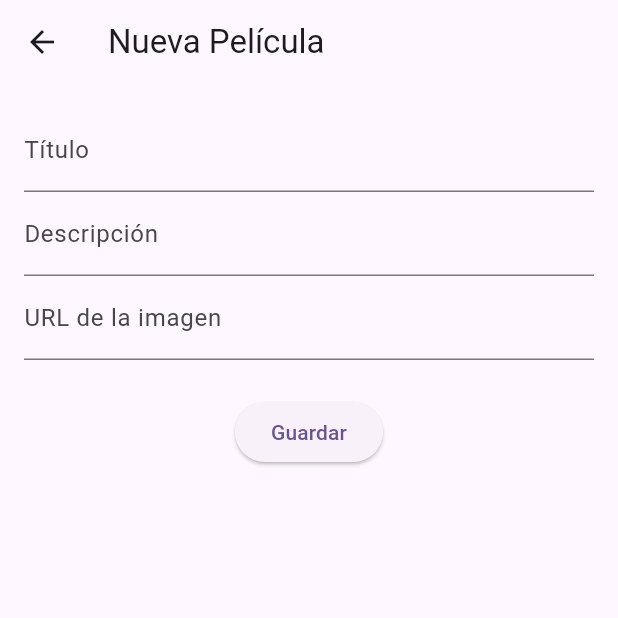
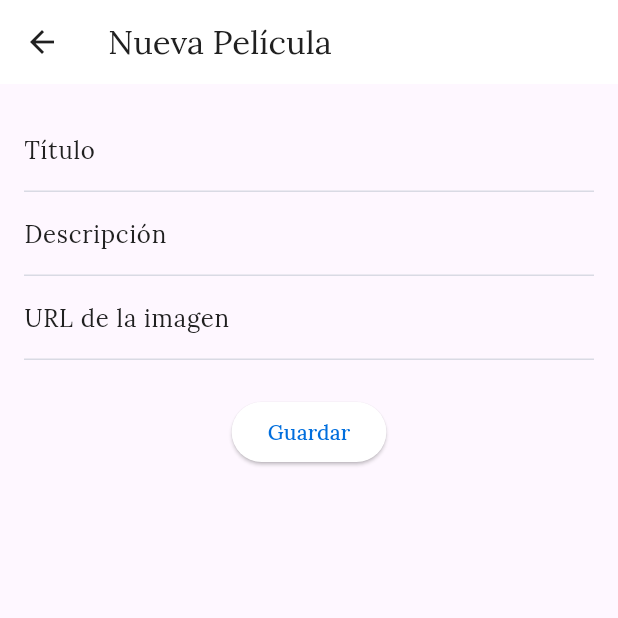
Before and after one commit to Ossyyrr/uponorflix, a Flutter app: the screen it shows after launch, after a tap on the "add" icon, on a phone screen of 412 x 824 dp, the top half of it. Run offline on Flutter 3.47's test engine with Material 3 defaults, Android fonts, the phone set to English and light mode, and no system bars; our stand-ins replace cloud_firestore, firebase_core, google_fonts; accounts and stored records are empty.

Commit message:
Wrap for list of movies and theme

```diff
--- a/lib/app.dart
+++ b/lib/app.dart
@@ -1,5 +1,6 @@
 import 'package:flutter/material.dart';
 import 'package:uponorflix/layout/home/home_screen.dart';
+import 'package:uponorflix/layout/utils/app_theme.dart';
 
 class App extends StatelessWidget {
   const App({super.key});
@@ -8,9 +9,8 @@ class App extends StatelessWidget {
   Widget build(BuildContext context) {
     return MaterialApp(
       title: 'UponorFlix',
-      theme: ThemeData(
-        colorScheme: ColorScheme.fromSeed(seedColor: Colors.deepPurple),
-      ),
+      theme: AppTheme.lightTheme(),
+      darkTheme: AppTheme.darkTheme(),
       home: const HomeScreen(title: 'UponorFlix'),
     );
   }
--- a/lib/layout/home/widget/home_screen_app_bar.dart
+++ b/lib/layout/home/widget/home_screen_app_bar.dart
@@ -47,8 +47,8 @@ class HomeScreenAppBar extends StatelessWidget {
               decoration: BoxDecoration(
                 gradient: LinearGradient(
                   colors: [
-                    Colors.black.withOpacity(0.6),
-                    Theme.of(context).colorScheme.primary.withOpacity(0.4),
+                    Colors.black.withAlpha(60),
+                    Theme.of(context).colorScheme.primary.withAlpha(130),
                   ],
                   begin: Alignment.topCenter,
                   end: Alignment.bottomCenter,
--- a/lib/layout/movieFormScreen/movie_form_screen.dart
+++ b/lib/layout/movieFormScreen/movie_form_screen.dart
@@ -21,7 +21,8 @@ class _MovieFormScreenState extends State<MovieFormScreen> {
   void _addTestMovie() {
     final movie = Movie(
       title: 'Nueva Película',
-      description: 'Descripción de ejemplo',
+      description:
+          'Descripción de ejemplo Descripción de ejemplo Descripción de ejemplo Descripción de ejemplo Descripción de ejemplo Descripción de ejemplo Descripción de ejemplo Descripción de ejemplo',
       imageUrl:
           'https://ih1.redbubble.net/image.4598241582.6557/st,small,507x507-pad,600x600,f8f8f8.jpg',
     );
--- /dev/null
+++ b/lib/layout/utils/app_theme.dart
@@ -0,0 +1,47 @@
+import 'package:flutter/material.dart';
+import 'package:google_fonts/google_fonts.dart';
+
+class AppTheme {
+  static TextTheme _buildTextTheme(ColorScheme colorScheme) {
+    return GoogleFonts.loraTextTheme().apply(
+      bodyColor: colorScheme.onSurface,
+      displayColor: colorScheme.onSurface,
+    );
+  }
+
+  static ThemeData lightTheme() {
+    final colorScheme = ColorScheme.light(
+      primary: Color.fromARGB(255, 0, 110, 221),
+      secondary: Color.fromARGB(255, 111, 186, 113),
+      tertiary: const Color.fromARGB(255, 255, 0, 238),
+      onPrimary: Colors.white,
+      surface: Colors.white,
+      onSurface: const Color.fromARGB(255, 32, 32, 32),
+      surfaceBright: Colors.black,
+      outline: Colors.blueGrey.withAlpha(60),
+    );
+
+    return ThemeData.light().copyWith(
+      colorScheme: colorScheme,
+      textTheme: _buildTextTheme(colorScheme),
+    );
+  }
+
+  static ThemeData darkTheme() {
+    final colorScheme = ColorScheme.dark(
+      primary: Colors.pink.shade400,
+      secondary: Colors.purple.shade400,
+      tertiary: const Color.fromARGB(255, 0, 16, 163),
+      onPrimary: Colors.white,
+      surface: Colors.black,
+      onSurface: const Color.fromARGB(255, 226, 226, 226),
+      surfaceBright: Color.fromARGB(255, 255, 218, 108),
+      outline: const Color.fromARGB(255, 141, 198, 226).withAlpha(70),
+    );
+
+    return ThemeData.dark().copyWith(
+      colorScheme: colorScheme,
+      textTheme: _buildTextTheme(colorScheme),
+    );
+  }
+}
--- a/pubspec.yaml
+++ b/pubspec.yaml
@@ -36,6 +36,7 @@ dependencies:
   cupertino_icons: ^1.0.8
   firebase_core: ^3.14.0
   cloud_firestore: ^5.6.9
+  google_fonts: ^6.2.1
 
 dev_dependencies:
   flutter_test:
```
Also changed, not shown: lib/layout/home/home_screen.dart (+8 -1 lines), lib/layout/home/widget/movie_list.dart (+14 -1 lines), lib/layout/home/widget/movie_list_tile.dart (+107 -18 lines), pubspec.lock, 1 other file.
